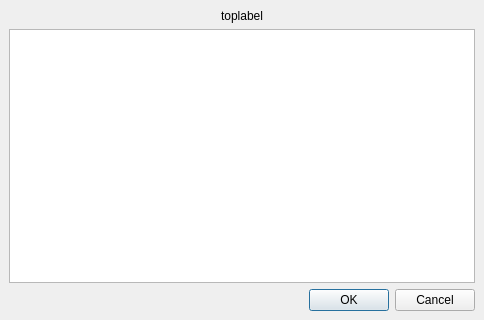
The window that designer/syncdeck.ui (ludiosarchive/anki) describes before a commit, drawn with Qt 5.
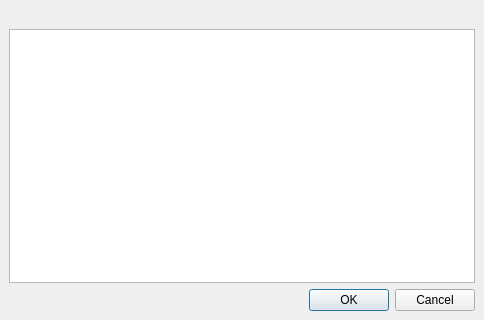
The same window after the commit.

```diff
--- a/designer/syncdeck.ui
+++ b/designer/syncdeck.ui
@@ -20,9 +20,9 @@
     <number>9</number>
    </property>
    <item>
-    <widget class="QLabel" name="topLabel" >
-     <property name="text" >
-      <string>toplabel</string>
+    <widget class="QLabel" name="topLabel">
+     <property name="text">
+      <string/>
      </property>
      <property name="alignment" >
       <set>Qt::AlignCenter</set>
```
Left out of the diff: 35 changed lines with no effect on the pictures.
